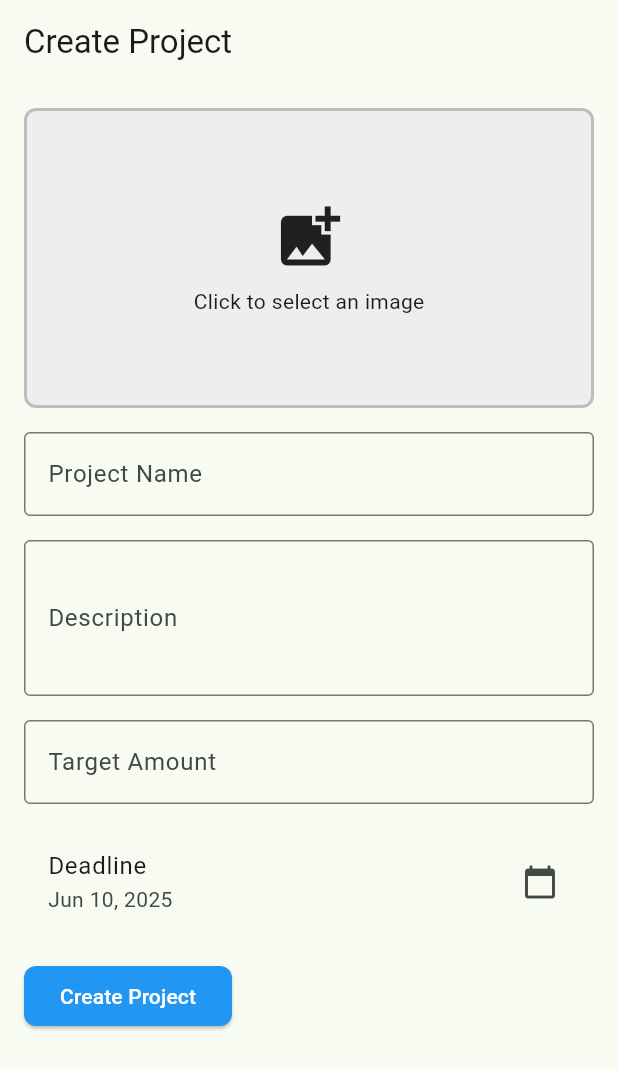
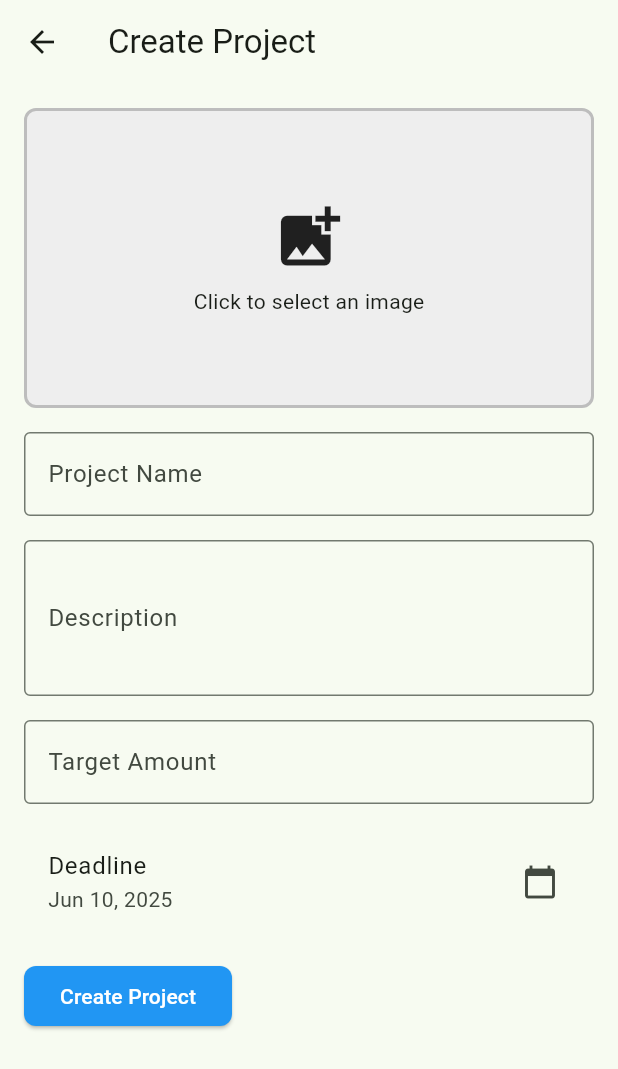
Before and after one commit to appsciences/appstake, a Flutter app: the screen it shows after launch, scrolled down 576 dp, after a tap on "Start a Project", on a phone screen of 412 x 824 dp. Shown: the top 1069 px of the screen. Run offline on Flutter 3.47's test engine with Material 3 defaults, Android fonts, the phone set to English and light mode, and no system bars; our stand-ins replace cloud_firestore, firebase_core, firebase_storage, image_picker; missing offline and left inert: dart:html; accounts and stored records are empty; generated files the repository leaves out were written again.

Commit message:
added back button on create project

```diff
--- a/lib/pages/create_project_page.dart
+++ b/lib/pages/create_project_page.dart
@@ -127,7 +127,13 @@ class _CreateProjectPageState extends State<CreateProjectPage> {
   @override
   Widget build(BuildContext context) {
     return Scaffold(
-      appBar: AppBar(title: const Text('Create Project')),
+      appBar: AppBar(
+        leading: IconButton(
+          icon: const Icon(Icons.arrow_back),
+          onPressed: () => Navigator.pop(context),
+        ),
+        title: const Text('Create Project'),
+      ),
       body: SingleChildScrollView(
         padding: const EdgeInsets.all(16.0),
         child: ProjectForm(
--- a/lib/pages/edit_project_page.dart
+++ b/lib/pages/edit_project_page.dart
@@ -180,6 +180,10 @@ class _EditProjectPageState extends State<EditProjectPage> {
   Widget build(BuildContext context) {
     return Scaffold(
       appBar: AppBar(
+        leading: IconButton(
+          icon: const Icon(Icons.arrow_back),
+          onPressed: () => Navigator.pop(context),
+        ),
         title: const Text('Edit Project'),
         actions: [
           IconButton(
--- a/lib/widgets/top_nav_bar.dart
+++ b/lib/widgets/top_nav_bar.dart
@@ -41,7 +41,7 @@ class TopNavBar extends StatelessWidget implements PreferredSizeWidget {
           onPressed: currentPage == 'start'
               ? null
               : () {
-                  Navigator.pushReplacement(
+                  Navigator.push(
                     context,
                     MaterialPageRoute(
                       builder: (context) => const CreateProjectPage(),
```
